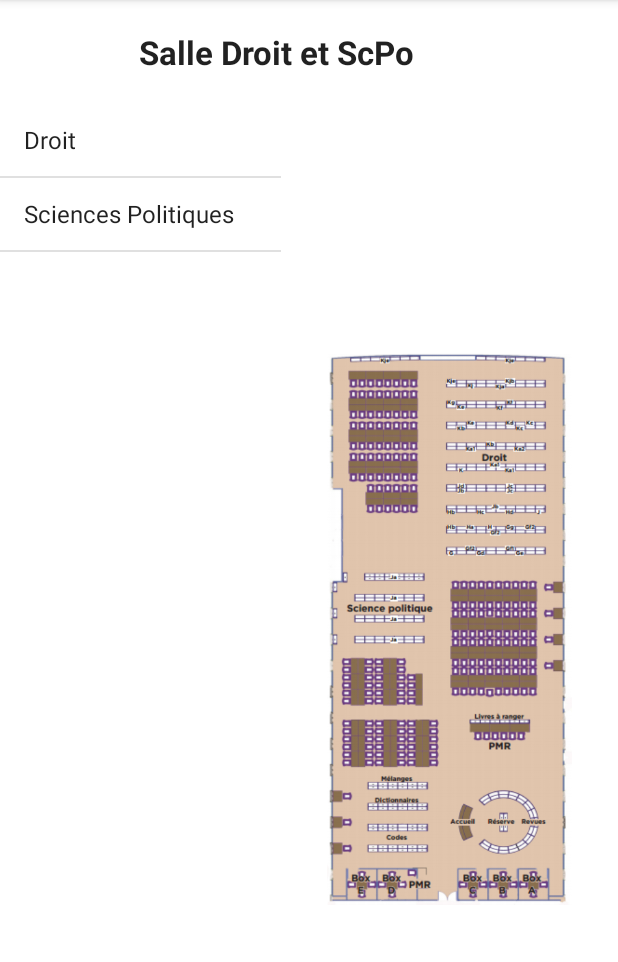
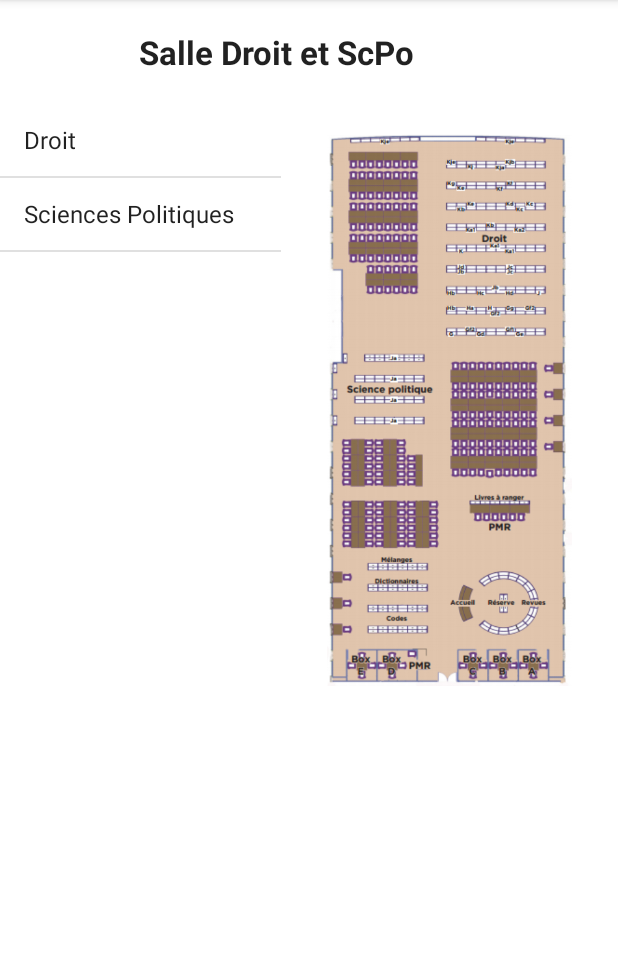
Before and after one commit to Miage-Paris-Ouest/m1c20152016-planibu, an Android app: the SelectionSalleDroit screen opened directly, with no data from a screen before it, on a phone screen of 412 x 824 dp, the part 84-1046 px from its top. Run offline under Robolectric (Android 15) with nearby library versions, the light colour scheme and no system bars.

Commit message:
modif fragments salle droit

```diff
--- a/app/src/main/java/com/example/leys/m1c20152016_planibu/menu_principal_choix/selection_par_discipline/salle_droit/SelectionSalleDroit.java
+++ b/app/src/main/java/com/example/leys/m1c20152016_planibu/menu_principal_choix/selection_par_discipline/salle_droit/SelectionSalleDroit.java
@@ -5,9 +5,13 @@ import android.app.FragmentManager;
 import android.app.FragmentTransaction;
 import android.os.Bundle;
 import android.support.v7.app.AppCompatActivity;
+import android.view.Menu;
+import android.view.MenuItem;
 import android.view.View;
 import android.widget.AdapterView;
 import android.widget.ArrayAdapter;
+import android.widget.Button;
+import android.widget.FrameLayout;
 import android.widget.ListView;
 
 import com.example.leys.m1c20152016_planibu.R;
@@ -15,6 +19,7 @@ import com.example.leys.m1c20152016_planibu.R;
 public class SelectionSalleDroit extends AppCompatActivity {
     ListView lvDisciplinesDroit;
     ArrayAdapter<String> adapter;
+    FrameLayout frameLayout;
     Fragment fragDroit;
     Fragment fragScPo;
     Fragment fragSalleDroit;
@@ -32,8 +37,48 @@ public class SelectionSalleDroit extends AppCompatActivity {
         final String[] tabDisciplinesDeDroit = {"Droit", "Sciences Politiques"};
         adapter = new ArrayAdapter<>(this, android.R.layout.simple_list_item_1, tabDisciplinesDeDroit);
         lvDisciplinesDroit.setAdapter(adapter);
+/*
+        //TEST SWITCH BUTTON DISCIPLINE
 
-        /*
+        final Button myFrag = (Button) findViewById(R.id.salleDroit_button_fragment);
+        frameLayout = (FrameLayout) findViewById(R.id.salledroit_fragment_layout_img);
+
+        fragSalleDroit = new FragSalleDroit();
+        fragDroit = new FragDroit();
+        fragScPo = new FragScPo();
+
+
+        FragmentManager fm = getFragmentManager();
+        FragmentTransaction ft = fm.beginTransaction();
+        ft.add(R.id.salledroit_fragment_layout_img, fragSalleDroit);
+        cpt++;
+        ft.commit();
+
+        myFrag.setOnClickListener(new View.OnClickListener() {
+            @Override
+            public void onClick(View v) {
+                FragmentManager fm = getFragmentManager();
+                FragmentTransaction ft = fm.beginTransaction();
+
+                switch (cpt) {
+                    case 0:
+                        ft.replace(R.id.salledroit_fragment_layout_img, fragDroit);
+                        cpt++;
+                        break;
+                    case 1:
+                        ft.replace(R.id.salledroit_fragment_layout_img, fragScPo);
+                        cpt = 0;
+                        break;
+
+                }
+                ft.commit();
+            }
+
+        });
+
+        */
+
+        /* //TEST POUR SWITCHER AVEC LA LISTE
         fragSalleDroit = new FragSalleDroit();
         fragDroit = new FragDroit();
         fragScPo = new FragScPo();
@@ -80,5 +125,6 @@ public class SelectionSalleDroit extends AppCompatActivity {
        }
     */
 
+
     }
 }
--- a/app/src/main/res/layout/activity_selection_salle_droit.xml
+++ b/app/src/main/res/layout/activity_selection_salle_droit.xml
@@ -40,7 +40,7 @@
                 android:layout_height="406dp"
                 android:id="@+id/salleDroit_img"
                 android:src="@drawable/plandroit"
-                android:layout_gravity="center"
+                android:layout_gravity="center_horizontal|top"
                 android:contentDescription="@string/planbu" />
 
         </FrameLayout>
--- a/app/src/main/res/layout/fragment_frag_droit.xml
+++ b/app/src/main/res/layout/fragment_frag_droit.xml
@@ -3,7 +3,6 @@
     android:layout_height="match_parent"
     tools:context="com.example.leys.m1c20152016_planibu.menu_principal_choix.selection_par_discipline.salle_droit.FragDroit">
 
-    <!-- TODO: Update blank fragment layout -->
 
     <ImageView
         android:layout_width="163dp"
--- a/app/src/main/res/layout/fragment_frag_salle_droit.xml
+++ b/app/src/main/res/layout/fragment_frag_salle_droit.xml
@@ -3,7 +3,6 @@
     android:layout_height="match_parent"
     tools:context="com.example.leys.m1c20152016_planibu.menu_principal_choix.selection_par_discipline.salle_droit.FragSalleDroit">
 
-    <!-- TODO: Update blank fragment layout -->
 
     <ImageView
         android:layout_width="163dp"
--- a/app/src/main/res/layout/fragment_frag_sc_po.xml
+++ b/app/src/main/res/layout/fragment_frag_sc_po.xml
@@ -3,7 +3,6 @@
     android:layout_height="match_parent"
     tools:context="com.example.leys.m1c20152016_planibu.menu_principal_choix.selection_par_discipline.salle_droit.FragScPo">
 
-    <!-- TODO: Update blank fragment layout -->
 
     <ImageView
         android:layout_width="163dp"
--- a/app/src/main/res/values/strings.xml
+++ b/app/src/main/res/values/strings.xml
@@ -83,6 +83,7 @@ La Vidéothèque,  les ouvrages de cinéma et les périodiques se trouvent égal
     <string name="imgdroit">imgdroit</string>
     <string name="imgscpo">imgscpo</string>
     <string name="imgplandroit">imgplandroit</string>
+    <string name="switchdiscipline">Switch Discipline</string>
 
 
     <!--PAGE CONTACT-->
```
Also changed, not shown: app/src/main/java/com/example/leys/m1c20152016_planibu/menu_principal_choix/selection_par_discipline/salle_droit/FragDroit.java (+2 -5 lines), app/src/main/java/com/example/leys/m1c20152016_planibu/menu_principal_choix/selection_par_discipline/salle_droit/FragSalleDroit.java (+2 -5 lines), app/src/main/java/com/example/leys/m1c20152016_planibu/menu_principal_choix/selection_par_discipline/salle_droit/FragScPo.java (+2 -5 lines), app/src/main/res/drawable/backgroundbup_10.png (added), app/src/main/res/drawable/buplan.PNG.
